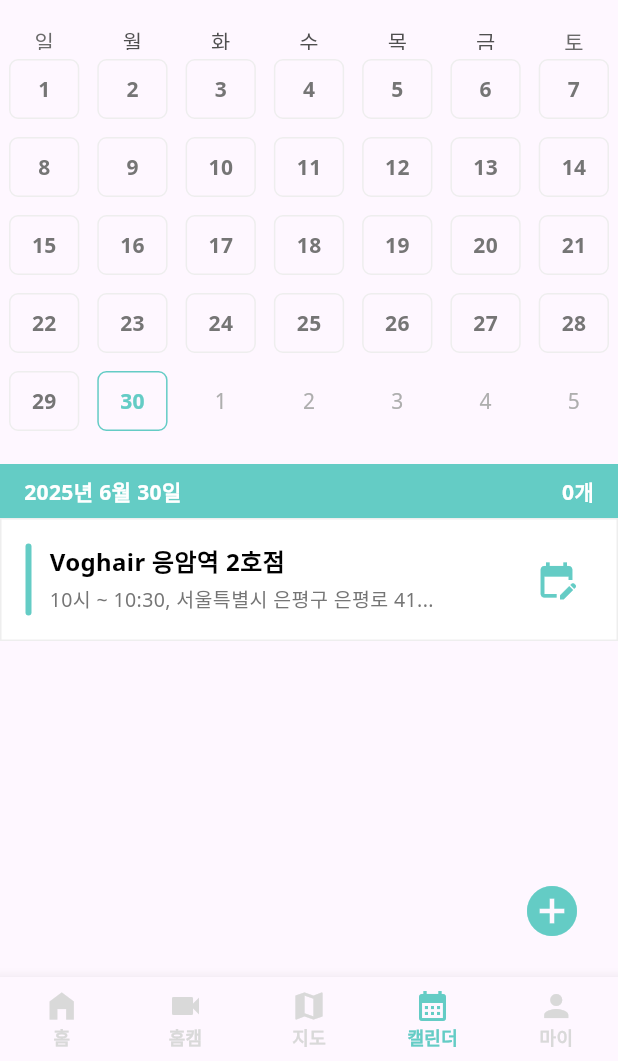
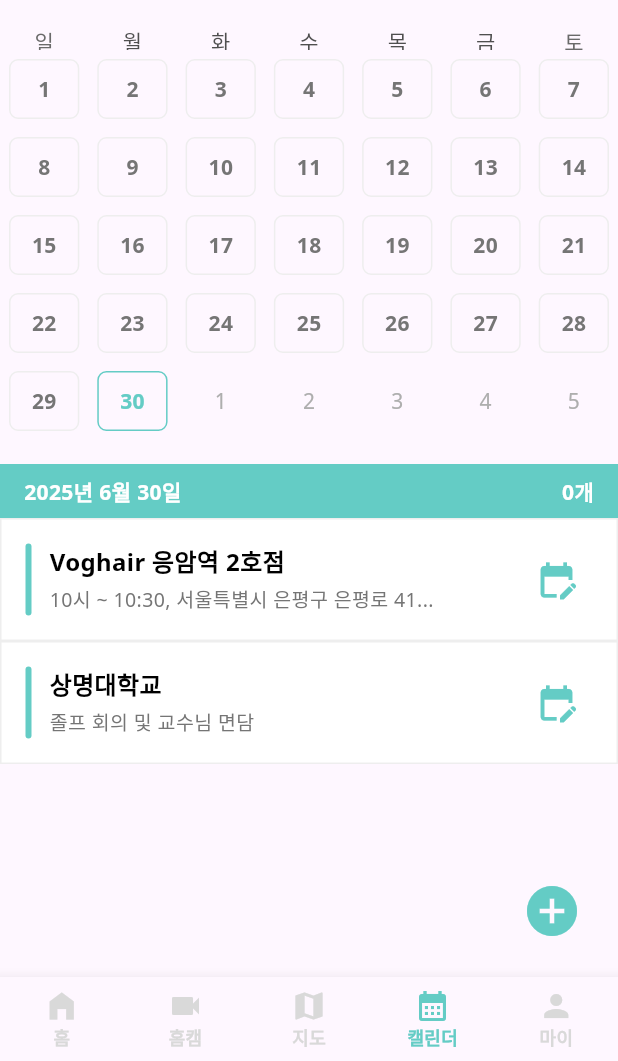
Before and after one commit to SMU-25/frontend, a Flutter app: the screen it shows after launch, item 4 of the bottom bar chosen, on a phone screen of 412 x 824 dp, the part 175-1236 px from its top. Run offline on Flutter 3.47's test engine with Material 3 defaults, Android fonts, the phone set to English and light mode, and no system bars; drawn by our look-alikes of table_calendar; our stand-ins replace email_validator, fl_chart, image_picker; accounts and stored records are empty.

Commit message:
✨ [Feat] 캘린더 일정 모델 및 일정 목데이터 추가

```diff
--- a/lib/calendar/component/plan_card.dart
+++ b/lib/calendar/component/plan_card.dart
@@ -16,7 +16,6 @@ class PlanCard extends StatelessWidget {
   @override
   Widget build(BuildContext context) {
     return Container(
-      margin: const EdgeInsets.only(bottom: 12),
       padding: const EdgeInsets.all(16),
       decoration: BoxDecoration(
         color: Colors.white,
--- /dev/null
+++ b/lib/calendar/model/plan.dart
@@ -0,0 +1,20 @@
+class Plan {
+  // 식별 가능한 ID
+  final int id;
+  // 제목
+  final String title;
+  // 내용
+  final String content;
+  // 날짜
+  final DateTime date;
+  // 일정 생성날짜시간
+  final DateTime createdAt;
+
+  Plan({
+    required this.id,
+    required this.title,
+    required this.content,
+    required this.date,
+    required this.createdAt,
+  });
+}
--- a/lib/calendar/view/calendar_screen.dart
+++ b/lib/calendar/view/calendar_screen.dart
@@ -3,6 +3,7 @@ import 'package:team_project_front/calendar/component/calendar.dart';
 import 'package:team_project_front/calendar/component/plan_add.dart';
 import 'package:team_project_front/calendar/component/plan_banner.dart';
 import 'package:team_project_front/calendar/component/plan_card.dart';
+import 'package:team_project_front/calendar/model/plan.dart';
 import 'package:team_project_front/common/const/colors.dart';
 
 class CalendarScreen extends StatefulWidget {
@@ -21,6 +22,25 @@ class _CalendarScreenState extends State<CalendarScreen> {
     DateTime.now().month,
     DateTime.now().day,
   );
+
+  Map<DateTime, List<Plan>> plans = {
+    DateTime.utc(2025, 6, 30) : [
+      Plan(
+        id: 1,
+        title: 'Voghair 응암역 2호점',
+        content: '10시 ~ 10:30, 서울특별시 은평구 은평로 41...',
+        date: DateTime.utc(2025, 6, 30),
+        createdAt: DateTime.now().toUtc(),
+      ),
+      Plan(
+        id: 2,
+        title: '상명대학교',
+        content: '졸프 회의 및 교수님 면담',
+        date: DateTime.utc(2025, 6, 30),
+        createdAt: DateTime.now().toUtc(),
+      )
+    ]
+  };
 
   @override
   Widget build(BuildContext context) {
@@ -63,12 +83,12 @@ class _CalendarScreenState extends State<CalendarScreen> {
           ),
           Expanded(
             child: ListView(
-              children: [
+              children: plans.containsKey(selectedDay) ? plans[selectedDay]!.map((e) =>
                 PlanCard(
-                  title: 'Voghair 응암역 2호점',
-                  content: '10시 ~ 10:30, 서울특별시 은평구 은평로 41...',
-                ),
-              ],
+                  title: e.title,
+                  content: e.content,
+                )
+              ).toList() : [],
             ),
           ),
         ],
```
